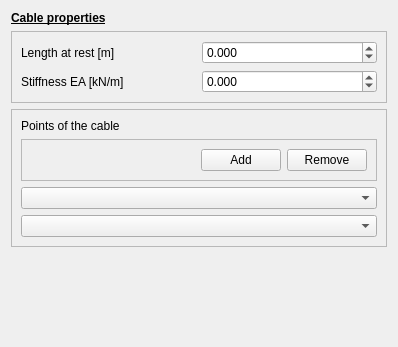
First picture: the form in guis/widget_cable.ui, repository RubendeBruin/DAVE, before the edit.
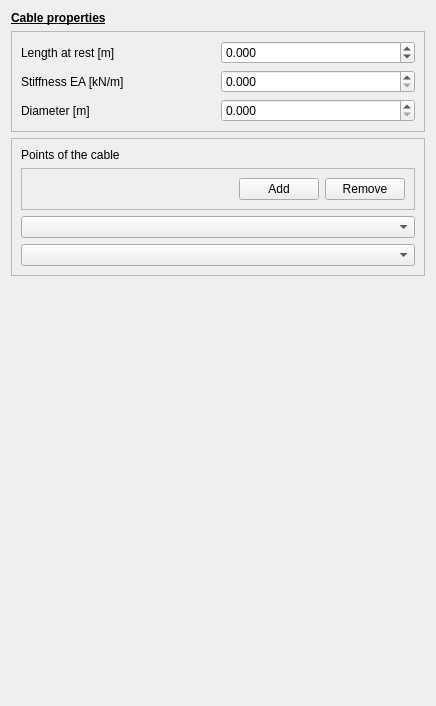
Second picture: the form after the edit.

Commit message: Added diameter, updated blender, added rigging

```diff
--- a/guis/widget_cable.ui
+++ b/guis/widget_cable.ui
@@ -6,8 +6,8 @@
    <rect>
     <x>0</x>
     <y>0</y>
-    <width>398</width>
-    <height>347</height>
+    <width>436</width>
+    <height>706</height>
    </rect>
   </property>
   <property name="windowTitle">
@@ -57,7 +57,7 @@
          <number>3</number>
         </property>
         <property name="minimum">
-         <double>-1000000000000000000.000000000000000</double>
+         <double>0.000000000000000</double>
         </property>
         <property name="maximum">
          <double>999999999999.000000000000000</double>
@@ -94,6 +94,23 @@
         </property>
        </widget>
       </item>
+      <item row="7" column="0">
+       <widget class="QLabel" name="label_4">
+        <property name="text">
+         <string>Diameter [m]</string>
+        </property>
+       </widget>
+      </item>
+      <item row="7" column="1">
+       <widget class="QDoubleSpinBox" name="doubleSpinBox">
+        <property name="decimals">
+         <number>3</number>
+        </property>
+        <property name="singleStep">
+         <double>0.001000000000000</double>
+        </property>
+       </widget>
+      </item>
      </layout>
     </widget>
    </item>
```
Left out of the diff: 6 changed lines with no effect on the pictures. The commit also changes 9 other files.
